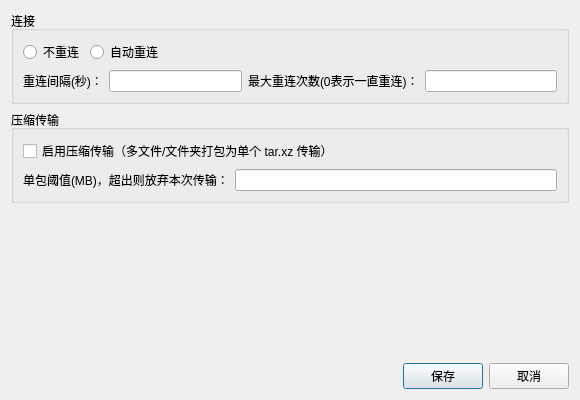
This is Gui/Form/Setting.ui in taynpg/relayFile as Qt 5 draws it before an edit. The edited form follows.
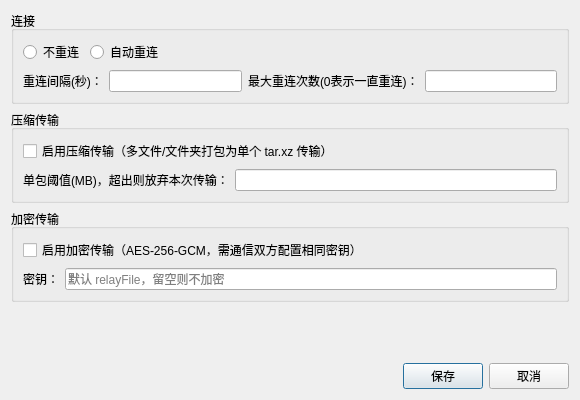
This is the edited form.

Commit message: secret：添加基本加密传输功能。

```diff
--- a/Gui/Form/Setting.ui
+++ b/Gui/Form/Setting.ui
@@ -108,6 +108,43 @@
      </layout>
     </widget>
    </item>
+   <item>
+    <widget class="QGroupBox" name="gbEncrypt">
+     <property name="title">
+      <string>加密传输</string>
+     </property>
+     <layout class="QVBoxLayout" name="verticalLayout_4">
+      <item>
+       <widget class="QCheckBox" name="cbEncrypt">
+        <property name="text">
+         <string>启用加密传输（AES-256-GCM，需通信双方配置相同密钥）</string>
+        </property>
+       </widget>
+      </item>
+      <item>
+       <layout class="QHBoxLayout" name="horizontalLayout_5">
+        <item>
+         <widget class="QLabel" name="lbEncryptKey">
+          <property name="text">
+           <string>密钥：</string>
+          </property>
+         </widget>
+        </item>
+        <item>
+         <widget class="QLineEdit" name="edEncryptKey">
+          <property name="echoMode">
+           <enum>QLineEdit::Password</enum>
+          </property>
+          <property name="placeholderText">
+          <string>默认 relayFile，留空则不加密</string>
+         </property>
+         </widget>
+        </item>
+       </layout>
+      </item>
+     </layout>
+    </widget>
+   </item>
    <item>
     <spacer name="verticalSpacer">
      <property name="orientation">
```
The commit also changes 13 other files.
